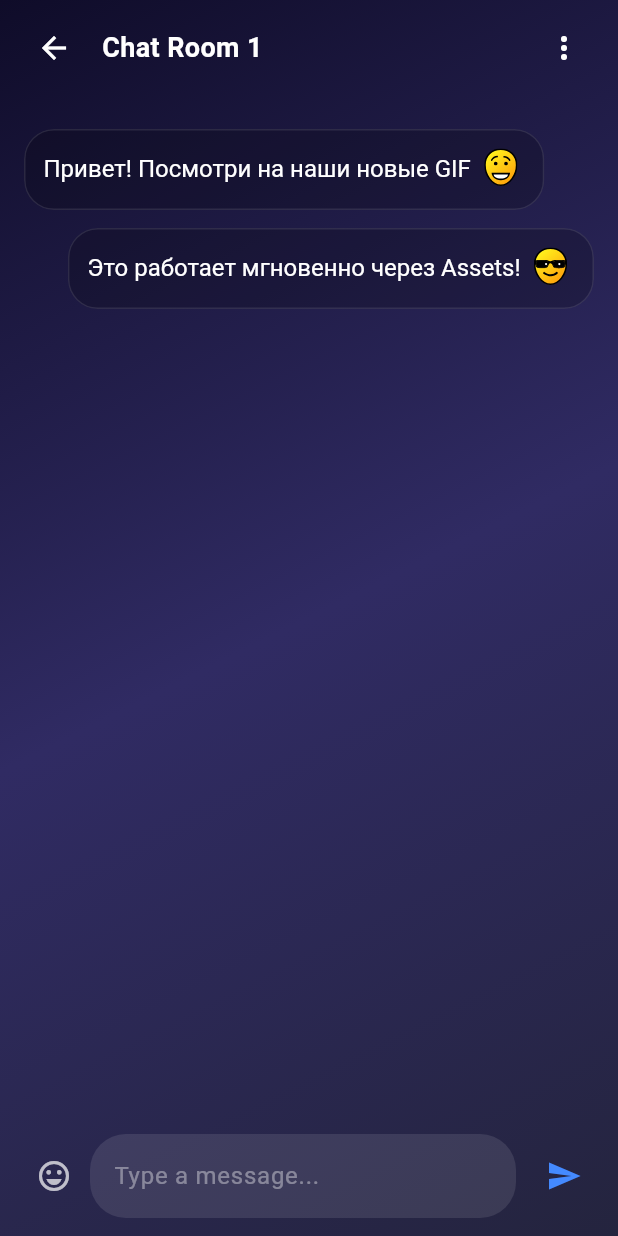
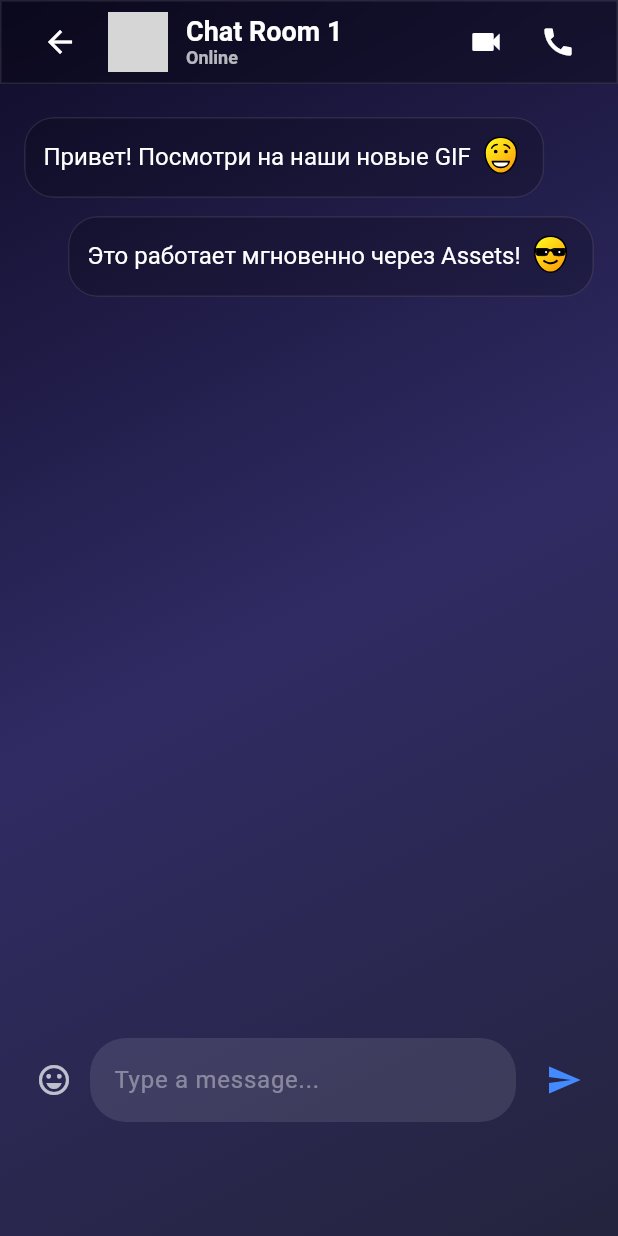
Before and after one commit to Dynaval81/V_app, a Flutter app: the ChatRoomScreen screen opened by its route, on a phone screen of 412 x 824 dp. Run offline on Flutter 3.47's test engine with Material 3 defaults, Android fonts, the phone set to English and light mode, and no system bars; our stand-ins replace cached_network_image, flutter_secure_storage, flutter_svg, shared_preferences; accounts and stored records are empty; network calls fail; grey boxes are pictures that could not be loaded.

Commit message:
feat: implement unified chat room header with call buttons logic
- Add unified SliverAppBar style for chat rooms matching main chats
- Implement group chat detection (isGroupChat parameter)
- Hide call buttons for group chats, show for private chats
- Add video/audio call functionality with SnackBar feedback
- Fix ScrollController conflicts in chat room structure
- Maintain glassmorphism effect across all chat screens
- Optimize performance with proper controller management
- Ensure consistent UI/UX across all chat types

```diff
--- a/lib/screens/chat_room_screen.dart
+++ b/lib/screens/chat_room_screen.dart
@@ -2,14 +2,17 @@
 import 'package:flutter/services.dart';
 import 'package:provider/provider.dart';
 import 'package:flutter_svg/flutter_svg.dart';
+import 'package:cached_network_image/cached_network_image.dart';
 import '../utils/glass_kit.dart';
 import '../utils/emoji_text_controller.dart';
 import '../theme_provider.dart';
+import '../constants/app_constants.dart';
 
 class ChatRoomScreen extends StatefulWidget {
   final int chatId;
   final String? chatName;
-  const ChatRoomScreen({Key? key, required this.chatId, this.chatName}) : super(key: key);
+  final bool isGroupChat; // Добавляем параметр для определения типа чата
+  const ChatRoomScreen({Key? key, required this.chatId, this.chatName, this.isGroupChat = false}) : super(key: key);
 
   @override
   State<ChatRoomScreen> createState() => _ChatRoomScreenState();
@@ -19,6 +22,8 @@
   late EmojiTextEditingController _messageController;
   final ScrollController _scrollController = ScrollController();
   final FocusNode _focusNode = FocusNode();
+  final ValueNotifier<double> _headerOpacity = ValueNotifier(0.0);
+  double _lastOffset = 0.0;
 
   // Primary emoji collection (Main set - all 40 SVG icons from set 2)
   final Map<String, String> _primaryEmojis = {
@@ -111,7 +116,20 @@
       retroAssets: _retroEmojis,
       isDark: false,
     );
+    _scrollController.addListener(_onScroll);
     WidgetsBinding.instance.addPostFrameCallback((_) => _scrollToBottom());
+  }
+
+  void _onScroll() {
+    final offset = _scrollController.offset;
+    // Только обновлять при значимых изменениях (debounce: >5px)
+    if ((offset - _lastOffset).abs() > 5.0) {
+      _lastOffset = offset;
+      final newOpacity = (offset / 100).clamp(0.0, 1.0);
+      if ((newOpacity - _headerOpacity.value).abs() > 0.05) {
+        _headerOpacity.value = newOpacity;
+      }
+    }
   }
 
   @override
@@ -119,6 +137,7 @@
     _messageController.dispose();
     _scrollController.dispose();
     _focusNode.dispose();
+    _headerOpacity.dispose();
     super.dispose();
   }
 
@@ -130,6 +149,26 @@
         curve: Curves.easeOut,
       );
     }
+  }
+
+  void _startVideoCall() {
+    // TODO: Реализовать видеозвонок
+    ScaffoldMessenger.of(context).showSnackBar(
+      SnackBar(
+        content: Text('Видеозвонок с ${widget.chatName ?? 'Chat Room ${widget.chatId}'}'),
+        backgroundColor: Colors.blue,
+      ),
+    );
+  }
+
+  void _startAudioCall() {
+    // TODO: Реализовать аудиозвонок
+    ScaffoldMessenger.of(context).showSnackBar(
+      SnackBar(
+        content: Text('Аудиозвонок с ${widget.chatName ?? 'Chat Room ${widget.chatId}'}'),
+        backgroundColor: Colors.green,
+      ),
+    );
   }
 
   void _sendMessage() {
@@ -369,34 +408,99 @@
         body: Container(
           decoration: GlassKit.mainBackground(isDark),
           child: SafeArea(
-            child: Column(
+            child: CustomScrollView(
+              controller: _scrollController,
+              physics: const BouncingScrollPhysics(),
+              slivers: [
+                // Единая шапка в стиле VTALK (точная копия общих чатов)
+                SliverAppBar(
+                  pinned: true,
+                  automaticallyImplyLeading: false,
+                  backgroundColor: Colors.transparent, // Как в общих чатах
+                  elevation: 0,
+                  flexibleSpace: GlassKit.liquidGlass(
+                    radius: 0, // Как в общих чатах
+                    isDark: isDark,
+                    opacity: 0.3, // Как в общих чатах
+                    useBlur: true, // Как в общих чатах
+                    child: Container(),
+                  ),
+                  title: Row(
                     children: [
-              // Header
-              Padding(
-                padding: const EdgeInsets.symmetric(horizontal: 12, vertical: 8),
-                child: Row(
-                  children: [
+                      // Кнопка назад вместо иконки blur_on
                       IconButton(
                         icon: Icon(Icons.arrow_back, color: isDark ? Colors.white : Colors.black),
                         onPressed: () => Navigator.pop(context),
                       ),
                       const SizedBox(width: 8),
+
+                      // Аватар контакта
+                      CircleAvatar(
+                        radius: 20,
+                        backgroundImage: CachedNetworkImageProvider(
+                          "${AppConstants.defaultAvatarUrl}?u=${widget.chatId}",
+                        ),
+                      ),
+                      const SizedBox(width: 12),
+
+                      // Имя контакта
                       Expanded(
-                      child: Text(
+                        child: Column(
+                          crossAxisAlignment: CrossAxisAlignment.start,
+                          children: [
+                            Text(
                               widget.chatName ?? 'Chat Room ${widget.chatId}',
-                        style: TextStyle(color: isDark ? Colors.white : Colors.black, fontSize: 18, fontWeight: FontWeight.bold),
+                              style: TextStyle(
+                                color: isDark ? Colors.white : Colors.black,
+                                fontSize: 18,
+                                fontWeight: FontWeight.bold,
+                              ),
                               overflow: TextOverflow.ellipsis,
                             ),
+                            Text(
+                              'Online',
+                              style: TextStyle(
+                                color: isDark ? Colors.white70 : Colors.black54,
+                                fontSize: 12,
                               ),
-                    IconButton(icon: Icon(Icons.more_vert, color: isDark ? Colors.white : Colors.black), onPressed: () {}),
+                            ),
                           ],
                         ),
                       ),
+                    ],
+                  ),
+                  actions: [
+                    // Кнопки вызова только для личных чатов
+                    if (!widget.isGroupChat) ...[
+                      ValueListenableBuilder<double>(
+                        valueListenable: _headerOpacity,
+                        builder: (context, opacity, _) {
+                          return IconButton(
+                            icon: Icon(Icons.videocam, color: isDark ? Colors.white : Colors.black),
+                            onPressed: () => _startVideoCall(),
+                          );
+                        },
+                      ),
+                      ValueListenableBuilder<double>(
+                        valueListenable: _headerOpacity,
+                        builder: (context, opacity, _) {
+                          return IconButton(
+                            icon: Icon(Icons.call, color: isDark ? Colors.white : Colors.black),
+                            onPressed: () => _startAudioCall(),
+                          );
+                        },
+                      ),
+                    ],
+                    const SizedBox(width: 16),
+                  ],
+                ),
 
                 // Messages
-              Expanded(
+                SliverToBoxAdapter(
+                  child: Container(
+                    height: MediaQuery.of(context).size.height - 200, // Высота для сообщений
                     child: ListView.builder(
-                  controller: _scrollController,
+                      // Убираем controller - он уже используется в CustomScrollView
                       padding: const EdgeInsets.all(16),
                       itemCount: _messages.length,
                       itemBuilder: (context, index) {
@@ -417,9 +521,11 @@
                       },
                     ),
                   ),
+                ),
 
-              // Input
-              Padding(
+                // Input field
+                SliverToBoxAdapter(
+                  child: Padding(
                     padding: const EdgeInsets.all(12.0),
                     child: Row(
                       children: [
@@ -447,6 +553,7 @@
                       ],
                     ),
                   ),
+                ),
             ],
           ),
         ),
```
Also changed, not shown: lib/screens/dashboard_screen.dart (+172 -168 lines), lib/screens/tabs/chats_screen.dart (+10 -2 lines). Lines whose indentation alone changed are shown as unchanged.
